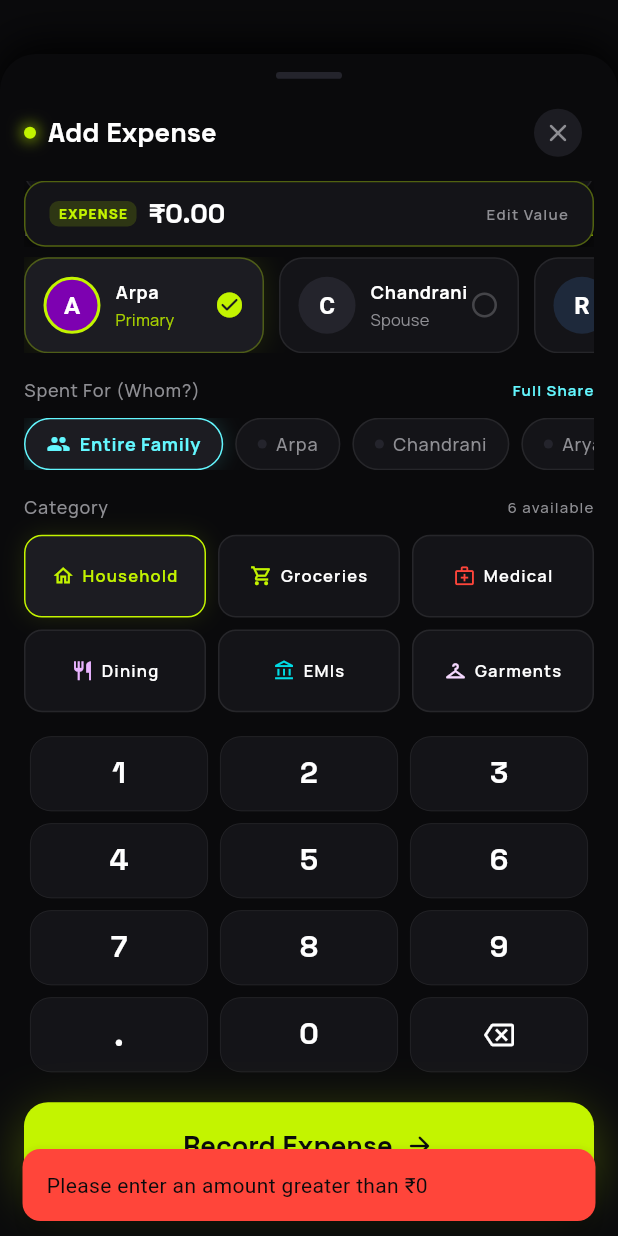
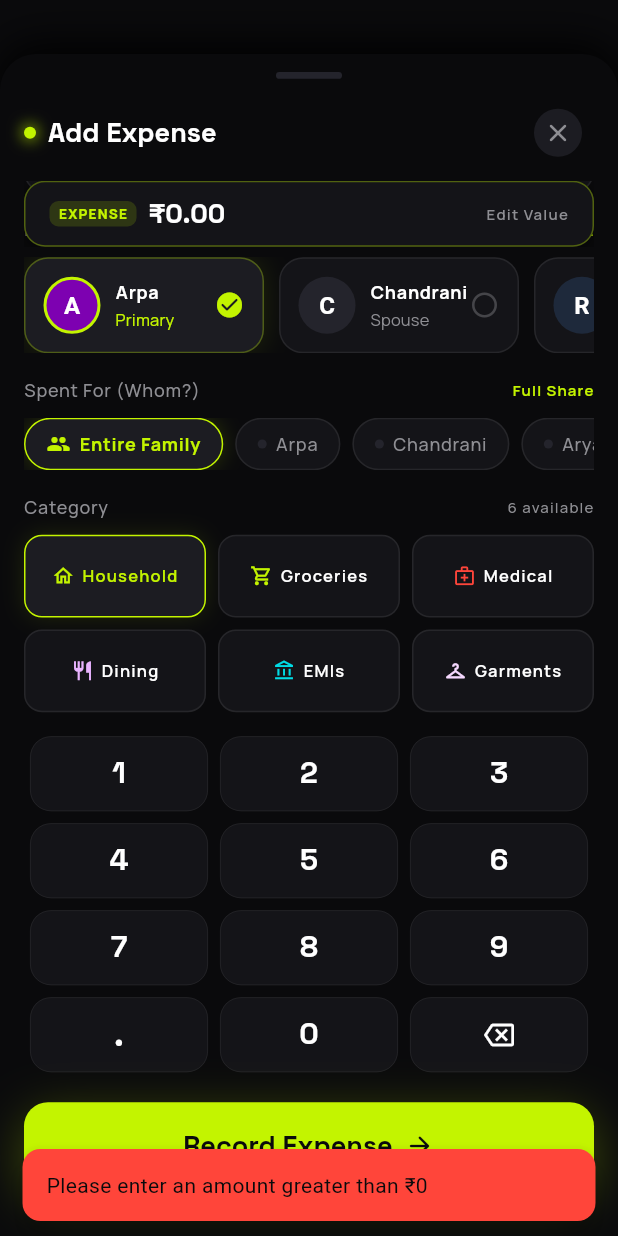
Before and after one commit to Soumaditya-Kashyap/Finimo, a Flutter app: the AddExpenseIncomeScreen widget shown alone on an empty page, opened directly with empty values, scrolled down 270 dp, after a tap on "Record Expense", on a phone screen of 412 x 824 dp. Run offline on Flutter 3.47's test engine with Material 3 defaults, Android fonts, the phone set to English and light mode, and no system bars; our stand-ins replace flutter_secure_storage, google_fonts; accounts and stored records are empty; network calls fail.

Commit message:
feat: add expense and income tracking screen with category and payer selectors

```diff
--- a/lib/screens/add_expense_income_screen.dart
+++ b/lib/screens/add_expense_income_screen.dart
@@ -257,7 +257,7 @@ class _AddExpenseIncomeScreenState extends State<AddExpenseIncomeScreen> {
     if (payerId.isEmpty) {
       ScaffoldMessenger.of(context).showSnackBar(
         SnackBar(
-          content: const Text('No payer member selected'),
+          content: const Text('No member selected'),
           backgroundColor: AppColors.dangerCoral,
           behavior: SnackBarBehavior.floating,
           shape: RoundedRectangleBorder(borderRadius: BorderRadius.circular(12)),
@@ -275,7 +275,9 @@ class _AddExpenseIncomeScreenState extends State<AddExpenseIncomeScreen> {
           id: _selectedCategoryId,
           name: _selectedType == TransactionType.expense ? 'Expense' : 'Income',
           icon: Icons.receipt_long_outlined,
-          iconColor: AppColors.primaryFixed,
+          iconColor: _selectedType == TransactionType.expense
+              ? AppColors.primaryFixed
+              : AppColors.tertiaryFixed,
         ),
       );
       title = selectedCat.name;
@@ -284,8 +286,8 @@ class _AddExpenseIncomeScreenState extends State<AddExpenseIncomeScreen> {
     setState(() => _isSubmitting = true);
 
     try {
-      final typeStr =
-          _selectedType == TransactionType.expense ? 'EXPENSE' : 'INCOME';
+      final isExpense = _selectedType == TransactionType.expense;
+      final typeStr = isExpense ? 'EXPENSE' : 'INCOME';
       final uuidRegex = RegExp(
           r'^[0-9a-fA-F]{8}-[0-9a-fA-F]{4}-[0-9a-fA-F]{4}-[0-9a-fA-F]{4}-[0-9a-fA-F]{12}$');
 
@@ -294,7 +296,8 @@ class _AddExpenseIncomeScreenState extends State<AddExpenseIncomeScreen> {
               ? _selectedBeneficiaryMemberId
               : null;
 
-      final eventId = (_isTaggedToEvent &&
+      final eventId = (isExpense &&
+              _isTaggedToEvent &&
               _activeEvent != null &&
               uuidRegex.hasMatch(_activeEvent!.id))
           ? _activeEvent!.id
@@ -317,6 +320,9 @@ class _AddExpenseIncomeScreenState extends State<AddExpenseIncomeScreen> {
 
       if (!mounted) return;
 
+      final accentColor =
+          isExpense ? AppColors.primaryFixed : AppColors.tertiaryFixed;
+
       ScaffoldMessenger.of(context).showSnackBar(
         SnackBar(
           content: Row(
@@ -334,7 +340,7 @@ class _AddExpenseIncomeScreenState extends State<AddExpenseIncomeScreen> {
               ),
             ],
           ),
-          backgroundColor: AppColors.primaryFixed,
+          backgroundColor: accentColor,
           behavior: SnackBarBehavior.floating,
           shape:
               RoundedRectangleBorder(borderRadius: BorderRadius.circular(12)),
@@ -362,6 +368,10 @@ class _AddExpenseIncomeScreenState extends State<AddExpenseIncomeScreen> {
     final mediaQuery = MediaQuery.of(context);
     final topPadding = mediaQuery.padding.top;
     final topOffset = topPadding + 36.0;
+
+    final isExpense = _selectedType == TransactionType.expense;
+    final accentColor =
+        isExpense ? AppColors.primaryFixed : AppColors.tertiaryFixed;
 
     return Padding(
       padding: EdgeInsets.only(top: topOffset),
@@ -405,12 +415,11 @@ class _AddExpenseIncomeScreenState extends State<AddExpenseIncomeScreen> {
                             width: 8,
                             height: 8,
                             decoration: BoxDecoration(
-                              color: AppColors.primaryFixed,
+                              color: accentColor,
                               shape: BoxShape.circle,
                               boxShadow: [
                                 BoxShadow(
-                                  color: AppColors.primaryFixed
-                                      .withValues(alpha: 0.8),
+                                  color: accentColor.withValues(alpha: 0.8),
                                   blurRadius: 8,
                                   spreadRadius: 1,
                                 ),
@@ -419,9 +428,7 @@ class _AddExpenseIncomeScreenState extends State<AddExpenseIncomeScreen> {
                           ),
                           const SizedBox(width: 8),
                           Text(
-                            _selectedType == TransactionType.expense
-                                ? 'Add Expense'
-                                : 'Add Income',
+                            isExpense ? 'Add Expense' : 'Add Income',
                             style: AppTypography.headlineSm(
                               color: AppColors.textPrimary,
                               fontWeight: FontWeight.w700,
@@ -454,9 +461,8 @@ class _AddExpenseIncomeScreenState extends State<AddExpenseIncomeScreen> {
                 future: _depsFuture,
                 builder: (context, snapshot) {
                   if (snapshot.connectionState == ConnectionState.waiting) {
-                    return const Center(
-                      child: CircularProgressIndicator(
-                          color: AppColors.primaryFixed),
+                    return Center(
+                      child: CircularProgressIndicator(color: accentColor),
                     );
                   }
 
@@ -467,10 +473,7 @@ class _AddExpenseIncomeScreenState extends State<AddExpenseIncomeScreen> {
                         categories: _allCategories,
                       );
 
-                  final targetTypeStr =
-                      _selectedType == TransactionType.expense
-                          ? 'EXPENSE'
-                          : 'INCOME';
+                  final targetTypeStr = isExpense ? 'EXPENSE' : 'INCOME';
                   final currentCategories = deps.categories
                       .where((c) => c.type.toUpperCase() == targetTypeStr)
                       .toList();
@@ -524,8 +527,9 @@ class _AddExpenseIncomeScreenState extends State<AddExpenseIncomeScreen> {
                                   isDense: true,
                                   contentPadding:
                                       const EdgeInsets.symmetric(vertical: 10),
-                                  hintText:
-                                      'Optional title / note (e.g. Swiggy, Fuel)',
+                                  hintText: isExpense
+                                      ? 'Optional title / note (e.g. Swiggy, Fuel)'
+                                      : 'Optional title / note (e.g. Salary, Client Payout, Bonus)',
                                   hintStyle: AppTypography.bodySm(
                                       color: AppColors.textMuted),
                                   icon: const Icon(
@@ -539,7 +543,7 @@ class _AddExpenseIncomeScreenState extends State<AddExpenseIncomeScreen> {
 
                             const SizedBox(height: 16),
 
-                            // 3. Paid By Payer Row (Dynamic members)
+                            // 3. Paid By / Income By Selector (Dynamic members & contextual labels)
                             PaidByPayerSelector(
                               members: deps.members,
                               selectedMemberId: _selectedPayerId ??
@@ -548,17 +552,28 @@ class _AddExpenseIncomeScreenState extends State<AddExpenseIncomeScreen> {
                                       : ''),
                               onSelected: (id) =>
                                   setState(() => _selectedPayerId = id),
+                              title: isExpense ? 'Paid By' : 'Income By',
+                              subtitle: isExpense
+                                  ? 'Family Account'
+                                  : 'Inflow Source',
+                              activeColor: accentColor,
                             ),
 
                             const SizedBox(height: 16),
 
-                            // 4. Beneficiary / Spent For Chips (Dynamic members)
+                            // 4. Spent For / Income For (Whom?) Chips (Dynamic members & contextual labels)
                             BeneficiaryChipSelector(
                               members: deps.members,
                               selectedBeneficiaryMemberId:
                                   _selectedBeneficiaryMemberId,
                               onSelected: (id) => setState(
                                   () => _selectedBeneficiaryMemberId = id),
+                              title: isExpense
+                                  ? 'Spent For (Whom?)'
+                                  : 'Income For (Whom?)',
+                              subtitle:
+                                  isExpense ? 'Full Share' : 'Family Inflow',
+                              activeColor: accentColor,
                             ),
 
                             const SizedBox(height: 16),
@@ -569,10 +584,11 @@ class _AddExpenseIncomeScreenState extends State<AddExpenseIncomeScreen> {
                               selectedCategoryId: _selectedCategoryId,
                               onSelected: (catId) =>
                                   setState(() => _selectedCategoryId = catId),
+                              activeColor: accentColor,
                             ),
 
-                            // 6. Conjoined Event Tag Card (Shared Pot) - shown if active event exists
-                            if (deps.activeEvent != null) ...[
+                            // 6. Conjoined Event Tag Card (Shared Pot) - shown ONLY for Expense if active event exists
+                            if (isExpense && deps.activeEvent != null) ...[
                               const SizedBox(height: 16),
                               ConjoinedEventTagCard(
                                 event: deps.activeEvent!,
@@ -601,12 +617,11 @@ class _AddExpenseIncomeScreenState extends State<AddExpenseIncomeScreen> {
                                 padding:
                                     const EdgeInsets.symmetric(vertical: 16),
                                 decoration: BoxDecoration(
-                                  color: AppColors.primaryFixed,
+                                  color: accentColor,
                                   borderRadius: BorderRadius.circular(16),
                                   boxShadow: [
                                     BoxShadow(
-                                      color: AppColors.primaryFixed
-                                          .withValues(alpha: 0.28),
+                                      color: accentColor.withValues(alpha: 0.28),
                                       blurRadius: 28,
                                       offset: const Offset(0, 8),
                                     ),
@@ -626,8 +641,7 @@ class _AddExpenseIncomeScreenState extends State<AddExpenseIncomeScreen> {
                                           mainAxisSize: MainAxisSize.min,
                                           children: [
                                             Text(
-                                              _selectedType ==
-                                                      TransactionType.expense
+                                              isExpense
                                                   ? 'Record Expense'
                                                   : 'Record Income',
                                               style: AppTypography.headlineSm(
@@ -669,8 +683,7 @@ class _AddExpenseIncomeScreenState extends State<AddExpenseIncomeScreen> {
                               color: AppColors.surface01,
                               borderRadius: BorderRadius.circular(14),
                               border: Border.all(
-                                color: AppColors.primaryFixed
-                                    .withValues(alpha: 0.35),
+                                color: accentColor.withValues(alpha: 0.35),
                                 width: 1,
                               ),
                               boxShadow: [
@@ -690,8 +703,7 @@ class _AddExpenseIncomeScreenState extends State<AddExpenseIncomeScreen> {
                                       padding: const EdgeInsets.symmetric(
                                           horizontal: 6, vertical: 2),
                                       decoration: BoxDecoration(
-                                        color: _selectedType ==
-                                                TransactionType.expense
+                                        color: isExpense
                                             ? AppColors.primaryFixed
                                                 .withValues(alpha: 0.15)
                                             : AppColors.tertiaryFixed
@@ -699,15 +711,9 @@ class _AddExpenseIncomeScreenState extends State<AddExpenseIncomeScreen> {
                                         borderRadius: BorderRadius.circular(6),
                                       ),
                                       child: Text(
-                                        _selectedType ==
-                                                TransactionType.expense
-                                            ? 'EXPENSE'
-                                            : 'INCOME',
+                                        isExpense ? 'EXPENSE' : 'INCOME',
                                         style: AppTypography.labelSm(
-                                          color: _selectedType ==
-                                                  TransactionType.expense
-                                              ? AppColors.primaryFixed
-                                              : AppColors.tertiaryFixed,
+                                          color: accentColor,
                                           fontWeight: FontWeight.w800,
                                         ).copyWith(fontSize: 9),
                                       ),
--- a/lib/widgets/beneficiary_chip_selector.dart
+++ b/lib/widgets/beneficiary_chip_selector.dart
@@ -7,12 +7,18 @@ class BeneficiaryChipSelector extends StatelessWidget {
   final List<FamilyMember> members;
   final String? selectedBeneficiaryMemberId; // null represents 'Entire Family'
   final ValueChanged<String?> onSelected;
+  final String title;
+  final String subtitle;
+  final Color activeColor;
 
   const BeneficiaryChipSelector({
     super.key,
     this.members = const [],
     required this.selectedBeneficiaryMemberId,
     required this.onSelected,
+    this.title = 'Spent For (Whom?)',
+    this.subtitle = 'Full Share',
+    this.activeColor = AppColors.tertiaryFixed,
   });
 
   @override
@@ -25,16 +31,16 @@ class BeneficiaryChipSelector extends StatelessWidget {
           mainAxisAlignment: MainAxisAlignment.spaceBetween,
           children: [
             Text(
-              'Spent For (Whom?)',
+              title,
               style: AppTypography.labelMd(
                 color: AppColors.textMuted,
                 fontWeight: FontWeight.w500,
               ),
             ),
             Text(
-              'Full Share',
+              subtitle,
               style: AppTypography.labelSm(
-                color: AppColors.tertiaryFixed,
+                color: activeColor,
                 fontWeight: FontWeight.w600,
               ),
             ),
@@ -90,13 +96,13 @@ class BeneficiaryChipSelector extends StatelessWidget {
           color: isSelected ? AppColors.surface02 : AppColors.surface01,
           borderRadius: BorderRadius.circular(9999),
           border: Border.all(
-            color: isSelected ? AppColors.tertiaryFixed : AppColors.ghostBorder,
+            color: isSelected ? activeColor : AppColors.ghostBorder,
             width: 1,
           ),
           boxShadow: isSelected
               ? [
                   BoxShadow(
-                    color: AppColors.tertiaryFixed.withValues(alpha: 0.18),
+                    color: activeColor.withValues(alpha: 0.18),
                     blurRadius: 12,
                   ),
                 ]
@@ -109,7 +115,7 @@ class BeneficiaryChipSelector extends StatelessWidget {
               Icon(
                 Icons.group_rounded,
                 size: 16,
-                color: isSelected ? AppColors.tertiaryFixed : AppColors.textMuted,
+                color: isSelected ? activeColor : AppColors.textMuted,
               )
             else
               Container(
@@ -117,14 +123,14 @@ class BeneficiaryChipSelector extends StatelessWidget {
                 height: 6,
                 decoration: BoxDecoration(
                   shape: BoxShape.circle,
-                  color: isSelected ? AppColors.tertiaryFixed : AppColors.surface03,
+                  color: isSelected ? activeColor : AppColors.surface03,
                 ),
               ),
             const SizedBox(width: 6),
             Text(
               label,
               style: AppTypography.labelMd(
-                color: isSelected ? AppColors.tertiaryFixed : AppColors.textMuted,
+                color: isSelected ? activeColor : AppColors.textMuted,
                 fontWeight: isSelected ? FontWeight.w700 : FontWeight.w500,
               ),
             ),
--- a/lib/widgets/category_selector_grid.dart
+++ b/lib/widgets/category_selector_grid.dart
@@ -7,12 +7,14 @@ class CategorySelectorGrid extends StatelessWidget {
   final List<TransactionCategory> categories;
   final String selectedCategoryId;
   final ValueChanged<String> onSelected;
+  final Color activeColor;
 
   const CategorySelectorGrid({
     super.key,
     required this.categories,
     required this.selectedCategoryId,
     required this.onSelected,
+    this.activeColor = AppColors.primaryFixed,
   });
 
   @override
@@ -77,18 +79,20 @@ class CategorySelectorGrid extends StatelessWidget {
                 borderRadius: BorderRadius.circular(12),
                 child: AnimatedContainer(
                   duration: const Duration(milliseconds: 180),
-                  padding: const EdgeInsets.symmetric(horizontal: 6, vertical: 6),
+                  padding:
+                      const EdgeInsets.symmetric(horizontal: 6, vertical: 6),
                   decoration: BoxDecoration(
-                    color: isSelected ? AppColors.surface02 : AppColors.surface01,
+                    color:
+                        isSelected ? AppColors.surface02 : AppColors.surface01,
                     borderRadius: BorderRadius.circular(12),
                     border: Border.all(
-                      color: isSelected ? AppColors.primaryFixed : AppColors.ghostBorder,
+                      color: isSelected ? activeColor : AppColors.ghostBorder,
                       width: 1,
                     ),
                     boxShadow: isSelected
                         ? [
                             BoxShadow(
-                              color: AppColors.primaryFixed.withValues(alpha: 0.12),
+                              color: activeColor.withValues(alpha: 0.12),
                               blurRadius: 12,
                             ),
                           ]
@@ -100,7 +104,7 @@ class CategorySelectorGrid extends StatelessWidget {
                       Icon(
                         cat.icon,
                         size: 15,
-                        color: isSelected ? AppColors.primaryFixed : cat.iconColor,
+                        color: isSelected ? activeColor : cat.iconColor,
                       ),
                       const SizedBox(width: 5),
                       Flexible(
@@ -109,7 +113,9 @@ class CategorySelectorGrid extends StatelessWidget {
                           maxLines: 1,
                           overflow: TextOverflow.ellipsis,
                           style: AppTypography.labelSm(
-                            color: isSelected ? AppColors.primaryFixed : AppColors.textPrimary,
+                            color: isSelected
+                                ? activeColor
+                                : AppColors.textPrimary,
                             fontWeight: FontWeight.w600,
                           ).copyWith(
                             fontSize: 11,
--- a/lib/widgets/paid_by_payer_selector.dart
+++ b/lib/widgets/paid_by_payer_selector.dart
@@ -7,12 +7,18 @@ class PaidByPayerSelector extends StatelessWidget {
   final List<FamilyMember> members;
   final String selectedMemberId;
   final ValueChanged<String> onSelected;
+  final String title;
+  final String subtitle;
+  final Color activeColor;
 
   const PaidByPayerSelector({
     super.key,
     required this.members,
     required this.selectedMemberId,
     required this.onSelected,
+    this.title = 'Paid By',
+    this.subtitle = 'Family Account',
+    this.activeColor = AppColors.primaryFixed,
   });
 
   String _formatRole(FamilyMember member) {
@@ -59,16 +65,16 @@ class PaidByPayerSelector extends StatelessWidget {
           mainAxisAlignment: MainAxisAlignment.spaceBetween,
           children: [
             Text(
-              'Paid By',
+              title,
               style: AppTypography.labelMd(
                 color: AppColors.textMuted,
                 fontWeight: FontWeight.w500,
               ),
             ),
             Text(
-              'Family Account',
+              subtitle,
               style: AppTypography.labelSm(
-                color: AppColors.primaryFixed,
+                color: activeColor,
                 fontWeight: FontWeight.w600,
               ),
             ),
@@ -150,14 +156,14 @@ class PaidByPayerSelector extends StatelessWidget {
           borderRadius: BorderRadius.circular(16),
           border: Border.all(
             color: isSelected
-                ? AppColors.primaryFixed.withValues(alpha: 0.3)
+                ? activeColor.withValues(alpha: 0.3)
                 : AppColors.ghostBorder,
             width: 1,
           ),
           boxShadow: isSelected
               ? [
                   BoxShadow(
-                    color: AppColors.primaryFixed.withValues(alpha: 0.12),
+                    color: activeColor.withValues(alpha: 0.12),
                     blurRadius: 16,
                   ),
                 ]
@@ -173,7 +179,7 @@ class PaidByPayerSelector extends StatelessWidget {
                 color: avatarBg,
                 shape: BoxShape.circle,
                 border: Border.all(
-                  color: isSelected ? AppColors.primaryFixed : Colors.transparent,
+                  color: isSelected ? activeColor : Colors.transparent,
                   width: 2,
                 ),
               ),
@@ -211,7 +217,7 @@ class PaidByPayerSelector extends StatelessWidget {
                     maxLines: 1,
                     overflow: TextOverflow.ellipsis,
                     style: AppTypography.bodySm(
-                      color: isSelected ? const Color(0xFFA6CF00) : AppColors.textMuted,
+                      color: isSelected ? activeColor : AppColors.textMuted,
                     ).copyWith(
                       fontSize: 11,
                     ),
@@ -225,7 +231,9 @@ class PaidByPayerSelector extends StatelessWidget {
               isSelected
                   ? Icons.check_circle_rounded
                   : Icons.radio_button_unchecked_rounded,
-              color: isSelected ? AppColors.primaryFixed : AppColors.textMuted.withValues(alpha: 0.4),
+              color: isSelected
+                  ? activeColor
+                  : AppColors.textMuted.withValues(alpha: 0.4),
               size: 20,
             ),
           ],
```
Also changed, not shown: 1 other file.
